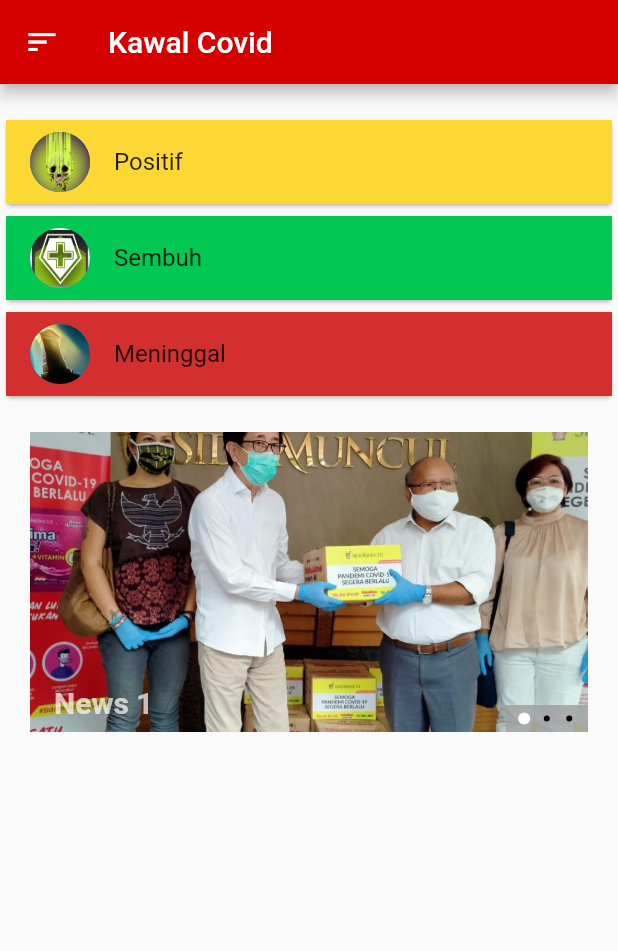
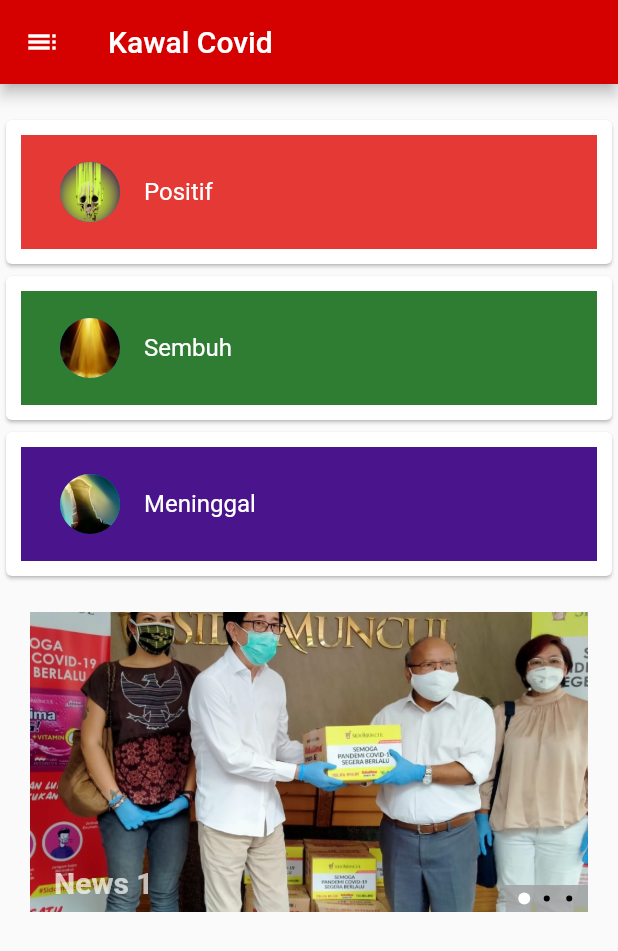
Before and after one commit to adimasprnm/prakerin_flutter_kawal_covid, a Flutter app: the screen it shows after launch, on a phone screen of 412 x 824 dp. Shown: the top 951 px of the screen. Run offline on Flutter 3.47's test engine with Material 2 defaults, Android fonts, the phone set to English and light mode, and no system bars; drawn by our look-alikes of carousel_pro.

Commit message:
Add icon button

```diff
--- a/lib/main_menu/main_menu.dart
+++ b/lib/main_menu/main_menu.dart
@@ -7,30 +7,42 @@ class MainMenuPage extends StatefulWidget {
 }
 
 class _MainMenuPageState extends State<MainMenuPage> {
+  final GlobalKey<ScaffoldState> _scaffoldKey = new GlobalKey<ScaffoldState>();
+
   @override
   Widget build(BuildContext context) {
     return SafeArea(
       child: Scaffold(
         appBar: AppBar(
           backgroundColor: Colors.redAccent[700],
-          leading: Icon(
-            Icons.sort,
+          leading: IconButton(
+            icon: Icon(
+              Icons.toc_outlined,
+            ),
+            onPressed: () => _scaffoldKey.currentState.openDrawer(),
           ),
           title: Text(
             "Kawal Covid",
           ),
         ),
+        key: _scaffoldKey,
         drawer: Drawer(
-          // Add a ListView to the drawer. This ensures the user can scroll
-          // through the options in the drawer if there isn't enough vertical
-          // space to fit everything.
           child: ListView(
-            // Important: Remove any padding from the ListView.
             padding: EdgeInsets.zero,
             children: <Widget>[
               DrawerHeader(
-                child: Text('Drawer Header'),
-                padding: EdgeInsets.all(20),
+                child: Container(
+                  decoration: BoxDecoration(
+                    color: Colors.white,
+                    image: new DecorationImage(
+                      image: AssetImage(
+                        'assets/img/drawer_head.jpeg',
+                      ),
+                      fit: BoxFit.cover,
+                    ),
+                  ),
+                ),
+                padding: EdgeInsets.all(0),
                 decoration: BoxDecoration(
                   color: Colors.red[700],
                 ),
@@ -38,21 +50,25 @@ class _MainMenuPageState extends State<MainMenuPage> {
               ListTile(
                 leading: Icon(Icons.table_chart_outlined),
                 title: Text('Data table Kasus Indonesia'),
+                trailing: Icon(Icons.keyboard_arrow_right),
                 onTap: () {},
               ),
               ListTile(
                 leading: Icon(Icons.blur_circular_rounded),
                 title: Text('Data Table Kasus Dunia'),
+                trailing: Icon(Icons.keyboard_arrow_right),
                 onTap: () {},
               ),
               ListTile(
                 leading: Icon(Icons.add_ic_call_rounded),
                 title: Text('Hotline Hospital Emergency'),
+                trailing: Icon(Icons.keyboard_arrow_right),
                 onTap: () {},
               ),
               ListTile(
                 leading: Icon(Icons.account_box_outlined),
                 title: Text('Abous Us'),
+                trailing: Icon(Icons.keyboard_arrow_right),
                 onTap: () {},
               ),
             ],
@@ -64,9 +80,14 @@ class _MainMenuPageState extends State<MainMenuPage> {
             children: <Widget>[
               Card(
                 child: Container(
-                  color: Colors.yellow[600],
+                  margin: EdgeInsets.all(10),
+                  padding: EdgeInsets.all(10),
+                  color: Colors.red[600],
                   child: ListTile(
-                    title: Text("Positif"),
+                    title: Text(
+                      "Positif",
+                      style: TextStyle(color: Colors.white),
+                    ),
                     leading: CircleAvatar(
                       backgroundImage: AssetImage('assets/icons/positif.png'),
                     ),
@@ -75,9 +96,14 @@ class _MainMenuPageState extends State<MainMenuPage> {
               ),
               Card(
                 child: Container(
-                  color: Colors.greenAccent[700],
+                  margin: EdgeInsets.all(10),
+                  padding: EdgeInsets.all(10),
+                  color: Colors.green[800],
                   child: ListTile(
-                    title: Text("Sembuh"),
+                    title: Text(
+                      "Sembuh",
+                      style: TextStyle(color: Colors.white),
+                    ),
                     leading: CircleAvatar(
                       backgroundImage: AssetImage('assets/icons/sembuh.png'),
                     ),
@@ -86,9 +112,14 @@ class _MainMenuPageState extends State<MainMenuPage> {
               ),
               Card(
                 child: Container(
-                  color: Colors.red[700],
+                  margin: EdgeInsets.all(10),
+                  padding: EdgeInsets.all(10),
+                  color: Colors.purple[900],
                   child: ListTile(
-                    title: Text("Meninggal"),
+                    title: Text(
+                      "Meninggal",
+                      style: TextStyle(color: Colors.white),
+                    ),
                     leading: CircleAvatar(
                       backgroundImage: AssetImage('assets/icons/meninggal.png'),
                     ),
--- a/pubspec.yaml
+++ b/pubspec.yaml
@@ -63,6 +63,7 @@ flutter:
     - assets/img/News_1.jpg
     - assets/img/News_2.jpg
     - assets/img/News_3.jpg
+    - assets/img/drawer_head.jpeg
   # An image asset can refer to one or more resolution-specific "variants", see
   # https://flutter.dev/assets-and-images/#resolution-aware.
 
```
Also changed, not shown: assets/icons/sembuh.png, assets/img/drawer_head.jpeg (added).
